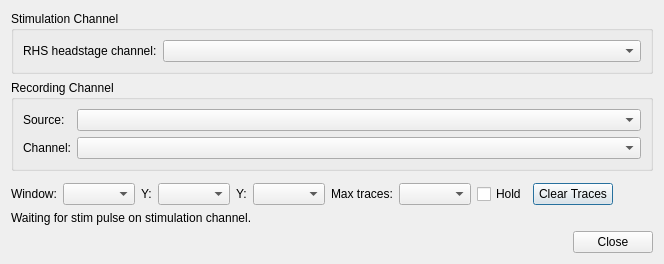
paulmthompson/Intan-RHX, file GUI/Dialogs/antidromicstimulationdialog.ui: the form before one commit.
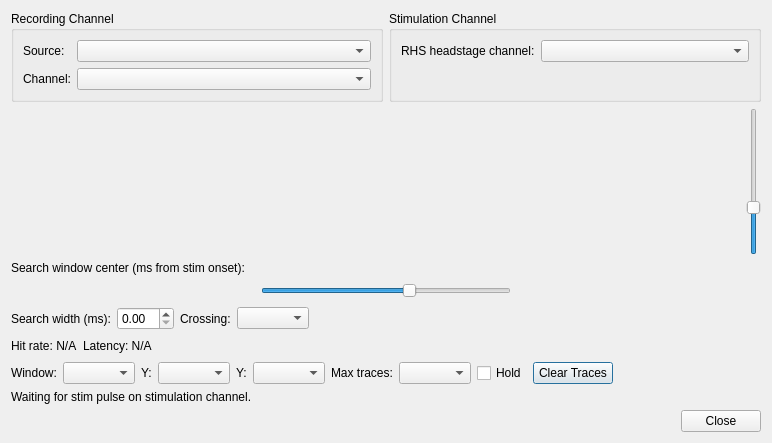
The form after the commit.

Commit message: gather spikes within window at particular threshold

Diff of the .ui file:
```diff
--- a/GUI/Dialogs/antidromicstimulationdialog.ui
+++ b/GUI/Dialogs/antidromicstimulationdialog.ui
@@ -2,29 +2,20 @@
 <ui version="4.0">
  <class>AntidromicStimulationDialog</class>
  <widget class="QDialog" name="AntidromicStimulationDialog">
+  <property name="geometry">
+   <rect>
+    <x>0</x>
+    <y>0</y>
+    <width>772</width>
+    <height>443</height>
+   </rect>
+  </property>
   <property name="windowTitle">
    <string>Antidromic Stimulation</string>
   </property>
   <layout class="QVBoxLayout" name="verticalLayout">
    <item>
-    <widget class="QGroupBox" name="stimChannelGroupBox">
-     <property name="title">
-      <string>Stimulation Channel</string>
-     </property>
-     <layout class="QFormLayout" name="stimFormLayout">
-      <item row="0" column="0">
-       <widget class="QLabel" name="stimChannelLabel">
-        <property name="text">
-         <string>RHS headstage channel:</string>
-        </property>
-       </widget>
-      </item>
-      <item row="0" column="1">
-       <widget class="QComboBox" name="stimChannelComboBox"/>
-      </item>
-     </layout>
-    </widget>
-   </item>
+    <layout class="QHBoxLayout" name="Channel_Select_Box">
    <item>
     <widget class="QGroupBox" name="recordingChannelGroupBox">
      <property name="title">
@@ -55,7 +46,187 @@
     </widget>
    </item>
    <item>
+      <widget class="QGroupBox" name="stimChannelGroupBox">
+       <property name="title">
+        <string>Stimulation Channel</string>
+       </property>
+       <layout class="QFormLayout" name="stimFormLayout">
+        <item row="0" column="0">
+         <widget class="QLabel" name="stimChannelLabel">
+          <property name="text">
+           <string>RHS headstage channel:</string>
+          </property>
+         </widget>
+        </item>
+        <item row="0" column="1">
+         <widget class="QComboBox" name="stimChannelComboBox"/>
+        </item>
+       </layout>
+      </widget>
+     </item>
+    </layout>
+   </item>
+   <item>
+    <layout class="QVBoxLayout" name="plot_vertical_layout">
+     <item>
+      <layout class="QHBoxLayout" name="plot_horizontal_layout">
+       <item>
     <widget class="QWidget" name="plotPlaceholder" native="true"/>
+       </item>
+       <item>
+        <widget class="QSlider" name="thresholdSlider">
+         <property name="toolTip">
+          <string>Detection threshold (vertical position matches the red line on the trace)</string>
+         </property>
+         <property name="minimum">
+          <number>-500</number>
+         </property>
+         <property name="maximum">
+          <number>500</number>
+         </property>
+         <property name="value">
+          <number>-200</number>
+         </property>
+         <property name="orientation">
+          <enum>Qt::Vertical</enum>
+         </property>
+        </widget>
+       </item>
+      </layout>
+     </item>
+     <item>
+      <layout class="QHBoxLayout" name="plotRowLayout">
+       <item>
+        <layout class="QVBoxLayout" name="plotColumnLayout">
+         <item>
+          <widget class="QLabel" name="windowCenterLabel">
+           <property name="text">
+            <string>Search window center (ms from stim onset):</string>
+           </property>
+          </widget>
+         </item>
+         <item>
+          <layout class="QHBoxLayout" name="windowCenterSliderRow">
+           <item>
+            <spacer name="windowCenterLeftSpacer">
+             <property name="orientation">
+              <enum>Qt::Horizontal</enum>
+             </property>
+             <property name="sizeHint" stdset="0">
+              <size>
+               <width>40</width>
+               <height>20</height>
+              </size>
+             </property>
+            </spacer>
+           </item>
+           <item>
+            <widget class="QSlider" name="windowCenterSlider">
+             <property name="toolTip">
+              <string>Center of spike search window relative to stim onset (t = 0). Thumb aligns with the yellow band on the trace.</string>
+             </property>
+             <property name="minimum">
+              <number>-100</number>
+             </property>
+             <property name="maximum">
+              <number>100</number>
+             </property>
+             <property name="value">
+              <number>20</number>
+             </property>
+             <property name="orientation">
+              <enum>Qt::Horizontal</enum>
+             </property>
+            </widget>
+           </item>
+           <item>
+            <spacer name="windowCenterRightSpacer">
+             <property name="orientation">
+              <enum>Qt::Horizontal</enum>
+             </property>
+             <property name="sizeHint" stdset="0">
+              <size>
+               <width>8</width>
+               <height>20</height>
+              </size>
+             </property>
+            </spacer>
+           </item>
+          </layout>
+         </item>
+        </layout>
+       </item>
+      </layout>
+     </item>
+    </layout>
+   </item>
+   <item>
+    <layout class="QHBoxLayout" name="detectionControlsRow">
+     <item>
+      <widget class="QLabel" name="windowWidthLabel">
+       <property name="text">
+        <string>Search width (ms):</string>
+       </property>
+      </widget>
+     </item>
+     <item>
+      <widget class="QDoubleSpinBox" name="windowWidthSpinBox"/>
+     </item>
+     <item>
+      <widget class="QLabel" name="crossingLabel">
+       <property name="text">
+        <string>Crossing:</string>
+       </property>
+      </widget>
+     </item>
+     <item>
+      <widget class="QComboBox" name="crossingComboBox"/>
+     </item>
+     <item>
+      <spacer name="detectionControlsSpacer">
+       <property name="orientation">
+        <enum>Qt::Horizontal</enum>
+       </property>
+       <property name="sizeHint" stdset="0">
+        <size>
+         <width>40</width>
+         <height>20</height>
+        </size>
+       </property>
+      </spacer>
+     </item>
+    </layout>
+   </item>
+   <item>
+    <layout class="QHBoxLayout" name="statisticsRow">
+     <item>
+      <widget class="QLabel" name="hitRateLabel">
+       <property name="text">
+        <string>Hit rate: N/A</string>
+       </property>
+      </widget>
+     </item>
+     <item>
+      <widget class="QLabel" name="latencyStatsLabel">
+       <property name="text">
+        <string>Latency: N/A</string>
+       </property>
+      </widget>
+     </item>
+     <item>
+      <spacer name="statisticsSpacer">
+       <property name="orientation">
+        <enum>Qt::Horizontal</enum>
+       </property>
+       <property name="sizeHint" stdset="0">
+        <size>
+         <width>40</width>
+         <height>20</height>
+        </size>
+       </property>
+      </spacer>
+     </item>
+    </layout>
    </item>
    <item>
     <layout class="QHBoxLayout" name="traceControlsRow">
```
Lines whose indentation alone changed are shown as unchanged. The commit also changes 10 other files.
